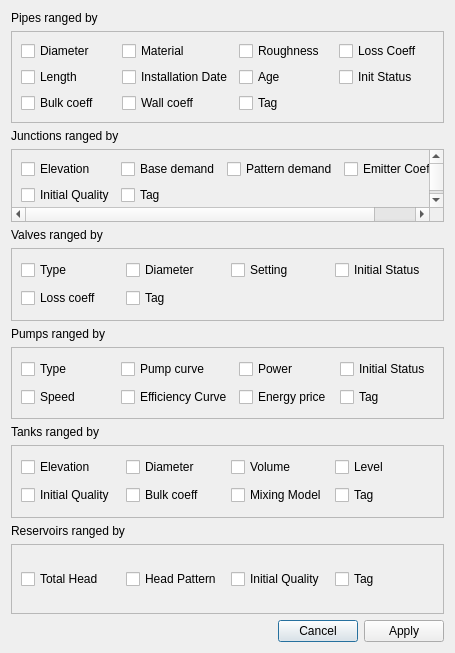
The window that ui/qgisred_thematicmaps_dialog.ui (qgisred/QGISRed) describes before a commit, drawn with Qt 5.
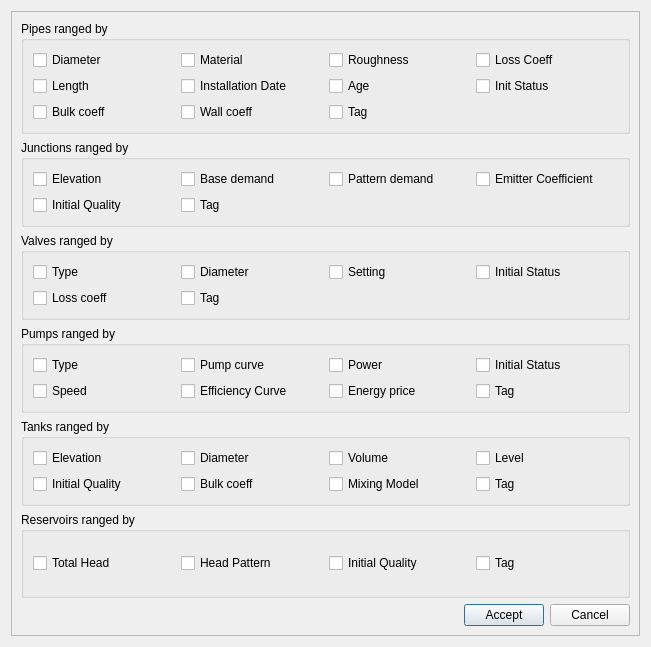
The same window after the commit.

Commit message: Window Update and new dialog format for thematic maps

Diff of the .ui file:
```diff
--- a/ui/qgisred_thematicmaps_dialog.ui
+++ b/ui/qgisred_thematicmaps_dialog.ui
@@ -6,509 +6,19 @@
    <rect>
     <x>0</x>
     <y>0</y>
-    <width>455</width>
-    <height>653</height>
+    <width>651</width>
+    <height>647</height>
    </rect>
   </property>
-  <property name="sizePolicy">
-   <sizepolicy hsizetype="Preferred" vsizetype="Preferred">
-    <horstretch>0</horstretch>
-    <verstretch>0</verstretch>
-   </sizepolicy>
-  </property>
   <property name="windowTitle">
    <string>Thematic Maps</string>
   </property>
-  <layout class="QGridLayout" name="gridLayout_2">
-   <item row="8" column="0">
-    <widget class="QScrollArea" name="scrollArea_4">
-     <property name="sizePolicy">
-      <sizepolicy hsizetype="Expanding" vsizetype="Preferred">
-       <horstretch>0</horstretch>
-       <verstretch>0</verstretch>
-      </sizepolicy>
-     </property>
-     <property name="widgetResizable">
-      <bool>true</bool>
-     </property>
-     <widget class="QWidget" name="scrollAreaWidgetContents_6">
-      <property name="geometry">
-       <rect>
-        <x>0</x>
-        <y>0</y>
-        <width>435</width>
-        <height>81</height>
-       </rect>
-      </property>
-      <layout class="QGridLayout" name="gridLayout_5">
-       <item row="2" column="4">
-        <widget class="QCheckBox" name="checkBox_18">
-         <property name="text">
-          <string>Initial Status</string>
-         </property>
-        </widget>
-       </item>
-       <item row="2" column="1">
-        <widget class="QCheckBox" name="checkBox_23">
-         <property name="text">
-          <string>Type</string>
-         </property>
-        </widget>
-       </item>
-       <item row="2" column="2">
-        <widget class="QCheckBox" name="checkBox_17">
-         <property name="text">
-          <string>Pump curve</string>
-         </property>
-        </widget>
-       </item>
-       <item row="2" column="3">
-        <widget class="QCheckBox" name="checkBox_20">
-         <property name="text">
-          <string>Power</string>
-         </property>
-        </widget>
-       </item>
-       <item row="3" column="1">
-        <widget class="QCheckBox" name="checkBox_19">
-         <property name="text">
-          <string>Speed</string>
-         </property>
-        </widget>
-       </item>
-       <item row="3" column="2">
-        <widget class="QCheckBox" name="checkBox_22">
-         <property name="text">
-          <string>Efficiency Curve</string>
-         </property>
-        </widget>
-       </item>
-       <item row="3" column="3">
-        <widget class="QCheckBox" name="checkBox_21">
-         <property name="text">
-          <string>Energy price</string>
-         </property>
-        </widget>
-       </item>
-       <item row="3" column="4">
-        <widget class="QCheckBox" name="checkBox_24">
-         <property name="text">
-          <string>Tag</string>
-         </property>
-        </widget>
-       </item>
-      </layout>
-     </widget>
-    </widget>
-   </item>
-   <item row="5" column="0">
-    <widget class="QLabel" name="label_3">
-     <property name="sizePolicy">
-      <sizepolicy hsizetype="Preferred" vsizetype="Fixed">
-       <horstretch>0</horstretch>
-       <verstretch>0</verstretch>
-      </sizepolicy>
-     </property>
-     <property name="text">
-      <string>Valves ranged by</string>
-     </property>
-    </widget>
-   </item>
-   <item row="9" column="0">
-    <widget class="QLabel" name="label_5">
-     <property name="sizePolicy">
-      <sizepolicy hsizetype="Preferred" vsizetype="Fixed">
-       <horstretch>0</horstretch>
-       <verstretch>0</verstretch>
-      </sizepolicy>
-     </property>
-     <property name="text">
-      <string>Tanks ranged by</string>
-     </property>
-    </widget>
-   </item>
-   <item row="7" column="0">
-    <widget class="QLabel" name="label_4">
-     <property name="sizePolicy">
-      <sizepolicy hsizetype="Preferred" vsizetype="Fixed">
-       <horstretch>0</horstretch>
-       <verstretch>0</verstretch>
-      </sizepolicy>
-     </property>
-     <property name="text">
-      <string>Pumps ranged by</string>
-     </property>
-    </widget>
-   </item>
-   <item row="0" column="0">
-    <widget class="QLabel" name="label_2">
-     <property name="sizePolicy">
-      <sizepolicy hsizetype="Preferred" vsizetype="Fixed">
-       <horstretch>0</horstretch>
-       <verstretch>0</verstretch>
-      </sizepolicy>
-     </property>
-     <property name="text">
-      <string>Pipes ranged by</string>
-     </property>
-    </widget>
-   </item>
-   <item row="10" column="0">
-    <widget class="QScrollArea" name="scrollArea_5">
-     <property name="sizePolicy">
-      <sizepolicy hsizetype="Expanding" vsizetype="Preferred">
-       <horstretch>0</horstretch>
-       <verstretch>0</verstretch>
-      </sizepolicy>
-     </property>
-     <property name="widgetResizable">
-      <bool>true</bool>
-     </property>
-     <widget class="QWidget" name="scrollAreaWidgetContents_7">
-      <property name="geometry">
-       <rect>
-        <x>0</x>
-        <y>0</y>
-        <width>435</width>
-        <height>69</height>
-       </rect>
-      </property>
-      <layout class="QGridLayout" name="gridLayout_6">
-       <item row="0" column="0">
-        <widget class="QCheckBox" name="checkBox_31">
-         <property name="text">
-          <string>Elevation</string>
-         </property>
-        </widget>
-       </item>
-       <item row="1" column="2">
-        <widget class="QCheckBox" name="checkBox_35">
-         <property name="text">
-          <string>Mixing Model</string>
-         </property>
-        </widget>
-       </item>
-       <item row="1" column="1">
-        <widget class="QCheckBox" name="checkBox_9">
-         <property name="text">
-          <string>Bulk coeff</string>
-         </property>
-        </widget>
-       </item>
-       <item row="1" column="3">
-        <widget class="QCheckBox" name="checkBox_38">
-         <property name="text">
-          <string>Tag</string>
-         </property>
-        </widget>
-       </item>
-       <item row="0" column="1">
-        <widget class="QCheckBox" name="checkBox_34">
-         <property name="text">
-          <string>Diameter</string>
-         </property>
-        </widget>
-       </item>
-       <item row="0" column="3">
-        <widget class="QCheckBox" name="checkBox_39">
-         <property name="text">
-          <string>Level</string>
-         </property>
-        </widget>
-       </item>
-       <item row="0" column="2">
-        <widget class="QCheckBox" name="checkBox_32">
-         <property name="text">
-          <string>Volume</string>
-         </property>
-        </widget>
-       </item>
-       <item row="1" column="0">
-        <widget class="QCheckBox" name="checkBox_36">
-         <property name="text">
-          <string>Initial Quality</string>
-         </property>
-        </widget>
-       </item>
-      </layout>
-     </widget>
-    </widget>
-   </item>
-   <item row="12" column="0">
-    <widget class="QScrollArea" name="scrollArea_6">
-     <property name="sizePolicy">
-      <sizepolicy hsizetype="Expanding" vsizetype="Fixed">
-       <horstretch>0</horstretch>
-       <verstretch>0</verstretch>
-      </sizepolicy>
-     </property>
-     <property name="widgetResizable">
-      <bool>true</bool>
-     </property>
-     <widget class="QWidget" name="scrollAreaWidgetContents_8">
-      <property name="geometry">
-       <rect>
-        <x>0</x>
-        <y>0</y>
-        <width>435</width>
-        <height>69</height>
-       </rect>
-      </property>
-      <layout class="QGridLayout" name="gridLayout_7">
-       <item row="0" column="2">
-        <widget class="QCheckBox" name="checkBox_6">
-         <property name="text">
-          <string>Initial Quality</string>
-         </property>
-        </widget>
-       </item>
-       <item row="0" column="1">
-        <widget class="QCheckBox" name="checkBox_37">
-         <property name="text">
-          <string>Head Pattern</string>
-         </property>
-        </widget>
-       </item>
-       <item row="0" column="3">
-        <widget class="QCheckBox" name="checkBox_7">
-         <property name="text">
-          <string>Tag</string>
-         </property>
-        </widget>
-       </item>
-       <item row="0" column="0">
-        <widget class="QCheckBox" name="checkBox_33">
-         <property name="text">
-          <string>Total Head</string>
-         </property>
-        </widget>
-       </item>
-      </layout>
-     </widget>
-    </widget>
-   </item>
-   <item row="11" column="0">
-    <widget class="QLabel" name="label_6">
-     <property name="sizePolicy">
-      <sizepolicy hsizetype="Preferred" vsizetype="Fixed">
-       <horstretch>0</horstretch>
-       <verstretch>0</verstretch>
-      </sizepolicy>
-     </property>
-     <property name="text">
-      <string>Reservoirs ranged by</string>
-     </property>
-    </widget>
-   </item>
-   <item row="14" column="0">
-    <widget class="QDialogButtonBox" name="buttonBox">
-     <property name="acceptDrops">
-      <bool>false</bool>
-     </property>
-     <property name="locale">
-      <locale language="English" country="UnitedStates"/>
-     </property>
-     <property name="orientation">
-      <enum>Qt::Horizontal</enum>
-     </property>
-     <property name="standardButtons">
-      <set>QDialogButtonBox::Apply|QDialogButtonBox::Cancel</set>
-     </property>
-     <property name="centerButtons">
-      <bool>false</bool>
-     </property>
-    </widget>
-   </item>
-   <item row="3" column="0">
-    <widget class="QLabel" name="label">
-     <property name="sizePolicy">
-      <sizepolicy hsizetype="Preferred" vsizetype="Fixed">
-       <horstretch>0</horstretch>
-       <verstretch>0</verstretch>
-      </sizepolicy>
-     </property>
-     <property name="text">
-      <string>Junctions ranged by</string>
-     </property>
-    </widget>
-   </item>
-   <item row="6" column="0">
-    <widget class="QScrollArea" name="scrollArea_3">
-     <property name="sizePolicy">
-      <sizepolicy hsizetype="Expanding" vsizetype="Preferred">
-       <horstretch>0</horstretch>
-       <verstretch>0</verstretch>
-      </sizepolicy>
-     </property>
-     <property name="widgetResizable">
-      <bool>true</bool>
-     </property>
-     <widget class="QWidget" name="scrollAreaWidgetContents_5">
-      <property name="geometry">
-       <rect>
-        <x>0</x>
-        <y>0</y>
-        <width>435</width>
-        <height>81</height>
-       </rect>
-      </property>
-      <layout class="QGridLayout" name="gridLayout_4">
-       <item row="3" column="1">
-        <widget class="QCheckBox" name="checkBox_26">
-         <property name="text">
-          <string>Diameter</string>
-         </property>
-        </widget>
-       </item>
-       <item row="3" column="0">
-        <widget class="QCheckBox" name="checkBox_25">
-         <property name="text">
-          <string>Type</string>
-         </property>
-        </widget>
-       </item>
-       <item row="3" column="3">
-        <widget class="QCheckBox" name="checkBox_27">
-         <property name="text">
-          <string>Initial Status</string>
-         </property>
-        </widget>
-       </item>
-       <item row="3" column="2">
-        <widget class="QCheckBox" name="checkBox_28">
-         <property name="text">
-          <string>Setting</string>
-         </property>
-        </widget>
-       </item>
-       <item row="4" column="0">
-        <widget class="QCheckBox" name="checkBox_29">
-         <property name="text">
-          <string>Loss coeff</string>
-         </property>
-        </widget>
-       </item>
-       <item row="4" column="1">
-        <widget class="QCheckBox" name="checkBox_30">
-         <property name="text">
-          <string>Tag</string>
-         </property>
-        </widget>
-       </item>
-      </layout>
-     </widget>
-    </widget>
-   </item>
-   <item row="1" column="0">
-    <widget class="QScrollArea" name="scrollArea_2">
-     <property name="sizePolicy">
-      <sizepolicy hsizetype="Expanding" vsizetype="Fixed">
-       <horstretch>0</horstretch>
-       <verstretch>0</verstretch>
-      </sizepolicy>
-     </property>
-     <property name="widgetResizable">
-      <bool>true</bool>
-     </property>
-     <widget class="QWidget" name="scrollAreaWidgetContents_4">
-      <property name="geometry">
-       <rect>
-        <x>0</x>
-        <y>0</y>
-        <width>435</width>
-        <height>81</height>
-       </rect>
-      </property>
-      <layout class="QGridLayout" name="gridLayout_3">
-       <item row="0" column="0">
-        <widget class="QCheckBox" name="checkBox_48">
-         <property name="text">
-          <string>Diameter</string>
-         </property>
-        </widget>
-       </item>
-       <item row="0" column="1">
-        <widget class="QCheckBox" name="checkBox_49">
-         <property name="text">
-          <string>Material</string>
-         </property>
-        </widget>
-       </item>
-       <item row="0" column="2">
-        <widget class="QCheckBox" name="checkBox_50">
-         <property name="text">
-          <string>Roughness</string>
-         </property>
-        </widget>
-       </item>
-       <item row="0" column="3">
-        <widget class="QCheckBox" name="checkBox_51">
-         <property name="text">
-          <string>Loss Coeff</string>
-         </property>
-        </widget>
-       </item>
-       <item row="1" column="0">
-        <widget class="QCheckBox" name="checkBox_52">
-         <property name="text">
-          <string>Length</string>
-         </property>
-        </widget>
-       </item>
-       <item row="1" column="1">
-        <widget class="QCheckBox" name="checkBox_53">
-         <property name="text">
-          <string>Installation Date</string>
-         </property>
-        </widget>
-       </item>
-       <item row="1" column="3">
-        <widget class="QCheckBox" name="checkBox_54">
-         <property name="text">
-          <string>Init Status</string>
-         </property>
-        </widget>
-       </item>
-       <item row="1" column="2">
-        <widget class="QCheckBox" name="checkBox_55">
-         <property name="text">
-          <string>Age</string>
-         </property>
-        </widget>
-       </item>
-       <item row="2" column="0">
-        <widget class="QCheckBox" name="checkBox_56">
-         <property name="text">
-          <string>Bulk coeff</string>
-         </property>
-        </widget>
-       </item>
-       <item row="2" column="1">
-        <widget class="QCheckBox" name="checkBox_57">
-         <property name="text">
-          <string>Wall coeff</string>
-         </property>
-        </widget>
-       </item>
-       <item row="2" column="2">
-        <widget class="QCheckBox" name="checkBox_58">
-         <property name="text">
-          <string>Tag</string>
-         </property>
-        </widget>
-       </item>
-      </layout>
-     </widget>
-    </widget>
-   </item>
-   <item row="4" column="0">
+  <property name="autoFillBackground">
+   <bool>false</bool>
+  </property>
+  <layout class="QVBoxLayout" name="verticalLayout">
+   <item>
     <widget class="QScrollArea" name="scrollArea">
-     <property name="sizePolicy">
-      <sizepolicy hsizetype="Expanding" vsizetype="Preferred">
-       <horstretch>0</horstretch>
-       <verstretch>0</verstretch>
-      </sizepolicy>
-     </property>
      <property name="widgetResizable">
       <bool>true</bool>
      </property>
@@ -517,53 +27,433 @@
        <rect>
         <x>0</x>
         <y>0</y>
-        <width>435</width>
-        <height>69</height>
+        <width>631</width>
+        <height>627</height>
        </rect>
       </property>
-      <layout class="QGridLayout" name="gridLayout">
-       <item row="3" column="3">
-        <widget class="QCheckBox" name="checkBox_16">
-         <property name="text">
-          <string>Pattern demand</string>
+      <layout class="QVBoxLayout" name="verticalLayout_2">
+       <item>
+        <widget class="QGroupBox" name="pipesGroupBox">
+         <property name="title">
+          <string>Pipes ranged by</string>
          </property>
+         <property name="checkable">
+          <bool>false</bool>
+         </property>
+         <property name="checked">
+          <bool>false</bool>
+         </property>
+         <layout class="QGridLayout" name="gridLayout">
+          <item row="0" column="2">
+           <widget class="QCheckBox" name="checkBox_50">
+            <property name="text">
+             <string>Roughness</string>
+            </property>
+           </widget>
+          </item>
+          <item row="1" column="2">
+           <widget class="QCheckBox" name="checkBox_55">
+            <property name="text">
+             <string>Age</string>
+            </property>
+           </widget>
+          </item>
+          <item row="0" column="3">
+           <widget class="QCheckBox" name="checkBox_51">
+            <property name="text">
+             <string>Loss Coeff</string>
+            </property>
+           </widget>
+          </item>
+          <item row="0" column="1">
+           <widget class="QCheckBox" name="checkBox_49">
+            <property name="text">
+             <string>Material</string>
+            </property>
+           </widget>
+          </item>
+          <item row="1" column="3">
+           <widget class="QCheckBox" name="checkBox_54">
+            <property name="text">
+             <string>Init Status</string>
+            </property>
+           </widget>
+          </item>
+          <item row="1" column="0">
+           <widget class="QCheckBox" name="checkBox_52">
+            <property name="text">
+             <string>Length</string>
+            </property>
+           </widget>
+          </item>
+          <item row="0" column="0">
+           <widget class="QCheckBox" name="checkBox_48">
+            <property name="text">
+             <string>Diameter</string>
+            </property>
+           </widget>
+          </item>
+          <item row="1" column="1">
+           <widget class="QCheckBox" name="checkBox_53">
+            <property name="text">
+             <string>Installation Date</string>
+            </property>
+           </widget>
+          </item>
+          <item row="2" column="0">
+           <widget class="QCheckBox" name="checkBox_56">
+            <property name="text">
+             <string>Bulk coeff</string>
+            </property>
+           </widget>
+          </item>
+          <item row="2" column="1">
+           <widget class="QCheckBox" name="checkBox_57">
+            <property name="text">
+             <string>Wall coeff</string>
+            </property>
+           </widget>
+          </item>
+          <item row="2" column="2">
+           <widget class="QCheckBox" name="checkBox_58">
+            <property name="text">
+             <string>Tag</string>
+            </property>
+           </widget>
+          </item>
+         </layout>
         </widget>
        </item>
-       <item row="3" column="4">
-        <widget class="QCheckBox" name="checkBox_12">
-         <property name="text">
-          <string>Emitter Coefficient</string>
+       <item>
+        <widget class="QGroupBox" name="junctionsGroupBox">
+         <property name="title">
+          <string>Junctions ranged by</string>
          </property>
+         <property name="checkable">
+          <bool>false</bool>
+         </property>
+         <property name="checked">
+          <bool>false</bool>
+         </property>
+         <layout class="QGridLayout" name="gridLayout_2">
+          <item row="0" column="3">
+           <widget class="QCheckBox" name="checkBox_12">
+            <property name="text">
+             <string>Emitter Coefficient</string>
+            </property>
+           </widget>
+          </item>
+          <item row="0" column="2">
+           <widget class="QCheckBox" name="checkBox_16">
+            <property name="text">
+             <string>Pattern demand</string>
+            </property>
+           </widget>
+          </item>
+          <item row="0" column="0">
+           <widget class="QCheckBox" name="checkBox_11">
+            <property name="text">
+             <string>Elevation</string>
+            </property>
+           </widget>
+          </item>
+          <item row="0" column="1">
+           <widget class="QCheckBox" name="checkBox_13">
+            <property name="text">
+             <string>Base demand</string>
+            </property>
+           </widget>
+          </item>
+          <item row="1" column="0">
+           <widget class="QCheckBox" name="checkBox_15">
+            <property name="text">
+             <string>Initial Quality</string>
+            </property>
+           </widget>
+          </item>
+          <item row="1" column="1">
+           <widget class="QCheckBox" name="checkBox_14">
+            <property name="text">
+             <string>Tag</string>
+            </property>
+           </widget>
+          </item>
+         </layout>
         </widget>
        </item>
-       <item row="3" column="1">
-        <widget class="QCheckBox" name="checkBox_11">
-         <property name="text">
-          <string>Elevation</string>
+       <item>
+        <widget class="QGroupBox" name="groupBox_3">
+         <property name="title">
+          <string>Valves ranged by</string>
          </property>
+         <property name="checkable">
+          <bool>false</bool>
+         </property>
+         <property name="checked">
+          <bool>false</bool>
+         </property>
+         <layout class="QGridLayout" name="gridLayout_3">
+          <item row="0" column="1">
+           <widget class="QCheckBox" name="checkBox_26">
+            <property name="text">
+             <string>Diameter</string>
+            </property>
+           </widget>
+          </item>
+          <item row="0" column="0">
+           <widget class="QCheckBox" name="checkBox_25">
+            <property name="text">
+             <string>Type</string>
+            </property>
+           </widget>
+          </item>
+          <item row="0" column="2">
+           <widget class="QCheckBox" name="checkBox_28">
+            <property name="text">
+             <string>Setting</string>
+            </property>
+           </widget>
+          </item>
+          <item row="0" column="3">
+           <widget class="QCheckBox" name="checkBox_27">
+            <property name="text">
+             <string>Initial Status</string>
+            </property>
+           </widget>
+          </item>
+          <item row="1" column="0">
+           <widget class="QCheckBox" name="checkBox_29">
+            <property name="text">
+             <string>Loss coeff</string>
+            </property>
+           </widget>
+          </item>
+          <item row="1" column="1">
+           <widget class="QCheckBox" name="checkBox_30">
+            <property name="text">
+             <string>Tag</string>
+            </property>
+           </widget>
+          </item>
+         </layout>
         </widget>
        </item>
-       <item row="3" column="2">
-        <widget class="QCheckBox" name="checkBox_13">
-         <property name="text">
-          <string>Base demand</string>
+       <item>
+        <widget class="QGroupBox" name="groupBox_4">
+         <property name="title">
+          <string>Pumps ranged by</string>
          </property>
+         <property name="checkable">
+          <bool>false</bool>
+         </property>
+         <property name="checked">
+          <bool>false</bool>
+         </property>
+         <layout class="QGridLayout" name="gridLayout_4">
+          <item row="0" column="0">
+           <widget class="QCheckBox" name="checkBox_23">
+            <property name="text">
+             <string>Type</string>
+            </property>
+           </widget>
+          </item>
+          <item row="0" column="1">
+           <widget class="QCheckBox" name="checkBox_17">
+            <property name="text">
+             <string>Pump curve</string>
+            </property>
+           </widget>
+          </item>
+          <item row="0" column="2">
+           <widget class="QCheckBox" name="checkBox_20">
+            <property name="text">
+             <string>Power</string>
+            </property>
+           </widget>
+          </item>
+          <item row="0" column="3">
+           <widget class="QCheckBox" name="checkBox_18">
+            <property name="text">
+             <string>Initial Status</string>
+            </property>
+           </widget>
+          </item>
+          <item row="1" column="0">
+           <widget class="QCheckBox" name="checkBox_19">
+            <property name="text">
+             <string>Speed</string>
+            </property>
+           </widget>
+          </item>
+          <item row="1" column="1">
+           <widget class="QCheckBox" name="checkBox_22">
+            <property name="text">
+             <string>Efficiency Curve</string>
+            </property>
+           </widget>
+          </item>
+          <item row="1" column="2">
+           <widget class="QCheckBox" name="checkBox_21">
+            <property name="text">
+             <string>Energy price</string>
+            </property>
+           </widget>
+          </item>
+          <item row="1" column="3">
+           <widget class="QCheckBox" name="checkBox_24">
+            <property name="text">
+             <string>Tag</string>
+            </property>
+           </widget>
+          </item>
+         </layout>
         </widget>
        </item>
-       <item row="4" column="1">
-        <widget class="QCheckBox" name="checkBox_15">
-         <property name="text">
-          <string>Initial Quality</string>
+       <item>
+        <widget class="QGroupBox" name="groupBox_5">
+         <property name="title">
+          <string>Tanks ranged by</string>
          </property>
+         <property name="checkable">
+          <bool>false</bool>
+         </property>
+         <property name="checked">
+          <bool>false</bool>
+         </property>
+         <layout class="QGridLayout" name="gridLayout_5">
+          <item row="0" column="3">
+           <widget class="QCheckBox" name="checkBox_39">
+            <property name="text">
+             <string>Level</string>
+            </property>
+           </widget>
+          </item>
+          <item row="0" column="0">
+           <widget class="QCheckBox" name="checkBox_31">
+            <property name="text">
+             <string>Elevation</string>
+            </property>
+           </widget>
+          </item>
+          <item row="0" column="1">
+           <widget class="QCheckBox" name="checkBox_34">
+            <property name="text">
+             <string>Diameter</string>
+            </property>
+           </widget>
+          </item>
+          <item row="0" column="2">
+           <widget class="QCheckBox" name="checkBox_32">
+            <property name="text">
+             <string>Volume</string>
+            </property>
+           </widget>
+          </item>
+          <item row="1" column="0">
+           <widget class="QCheckBox" name="checkBox_36">
+            <property name="text">
+             <string>Initial Quality</string>
+            </property>
+           </widget>
+          </item>
+          <item row="1" column="1">
+           <widget class="QCheckBox" name="checkBox_9">
+            <property name="text">
+             <string>Bulk coeff</string>
+            </property>
+           </widget>
+          </item>
+          <item row="1" column="2">
+           <widget class="QCheckBox" name="checkBox_35">
+            <property name="text">
+             <string>Mixing Model</string>
+            </property>
+           </widget>
+          </item>
+          <item row="1" column="3">
+           <widget class="QCheckBox" name="checkBox_38">
+            <property name="text">
+             <string>Tag</string>
+            </property>
+           </widget>
+          </item>
+         </layout>
         </widget>
        </item>
-       <item row="4" column="2">
-        <widget class="QCheckBox" name="checkBox_14">
-         <property name="text">
-          <string>Tag</string>
+       <item>
+        <widget class="QGroupBox" name="groupBox_6">
+         <property name="title">
+          <string>Reservoirs ranged by</string>
          </property>
+         <property name="checkable">
+          <bool>false</bool>
+         </property>
+         <property name="checked">
+          <bool>false</bool>
+         </property>
+         <layout class="QGridLayout" name="gridLayout_6">
+          <item row="0" column="1">
+           <widget class="QCheckBox" name="checkBox_37">
+            <property name="text">
+             <string>Head Pattern</string>
+            </property>
+           </widget>
+          </item>
+          <item row="0" column="2">
+           <widget class="QCheckBox" name="checkBox_6">
+            <property name="text">
+             <string>Initial Quality</string>
+            </property>
+           </widget>
+          </item>
+          <item row="0" column="0">
+           <widget class="QCheckBox" name="checkBox_33">
+            <property name="text">
+             <string>Total Head</string>
+            </property>
+           </widget>
+          </item>
+          <item row="0" column="3">
+           <widget class="QCheckBox" name="checkBox_7">
+            <property name="text">
+             <string>Tag</string>
+            </property>
+           </widget>
+          </item>
+         </layout>
         </widget>
        </item>
+       <item>
+        <layout class="QHBoxLayout" name="horizontalLayout">
+         <item>
+          <spacer name="horizontalSpacer">
+           <property name="orientation">
+            <enum>Qt::Horizontal</enum>
+           </property>
+           <property name="sizeHint" stdset="0">
+            <size>
+             <width>40</width>
+             <height>20</height>
+            </size>
+           </property>
+          </spacer>
+         </item>
+         <item>
+          <widget class="QPushButton" name="pushButton_2">
+           <property name="text">
+            <string>Accept</string>
+           </property>
+          </widget>
+         </item>
+         <item>
+          <widget class="QPushButton" name="pushButton">
+           <property name="text">
+            <string>Cancel</string>
+           </property>
+          </widget>
+         </item>
+        </layout>
+       </item>
       </layout>
      </widget>
     </widget>
```
Left out of the diff: 41 changed lines with no effect on the pictures. The commit also changes 1 other file.
